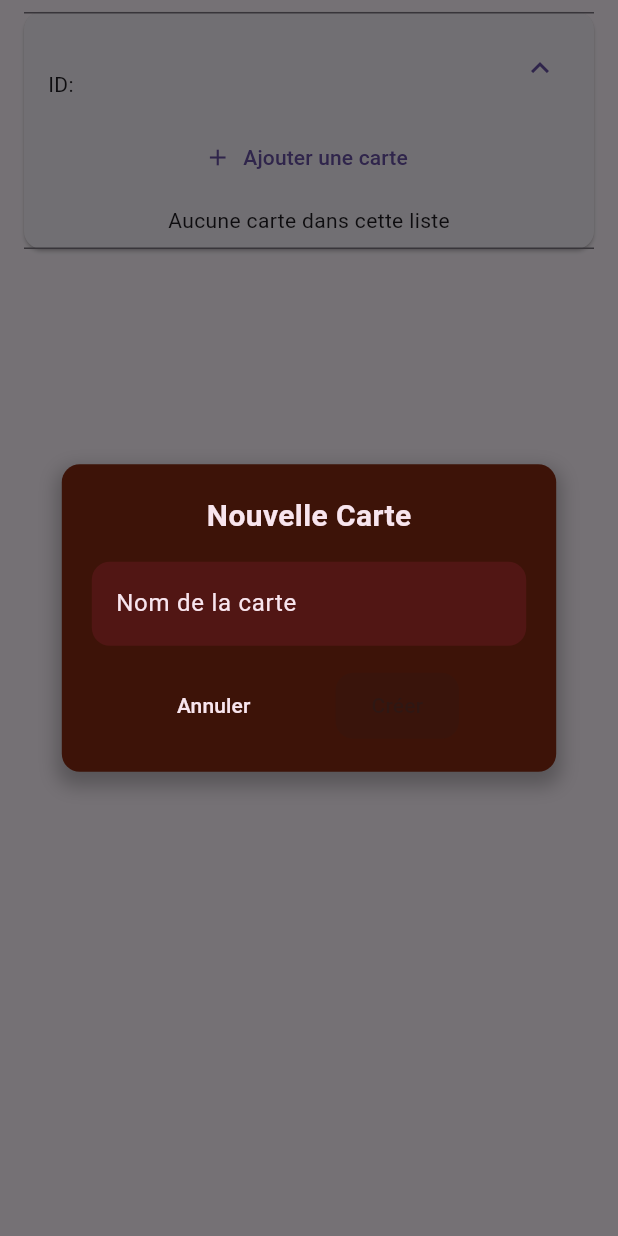
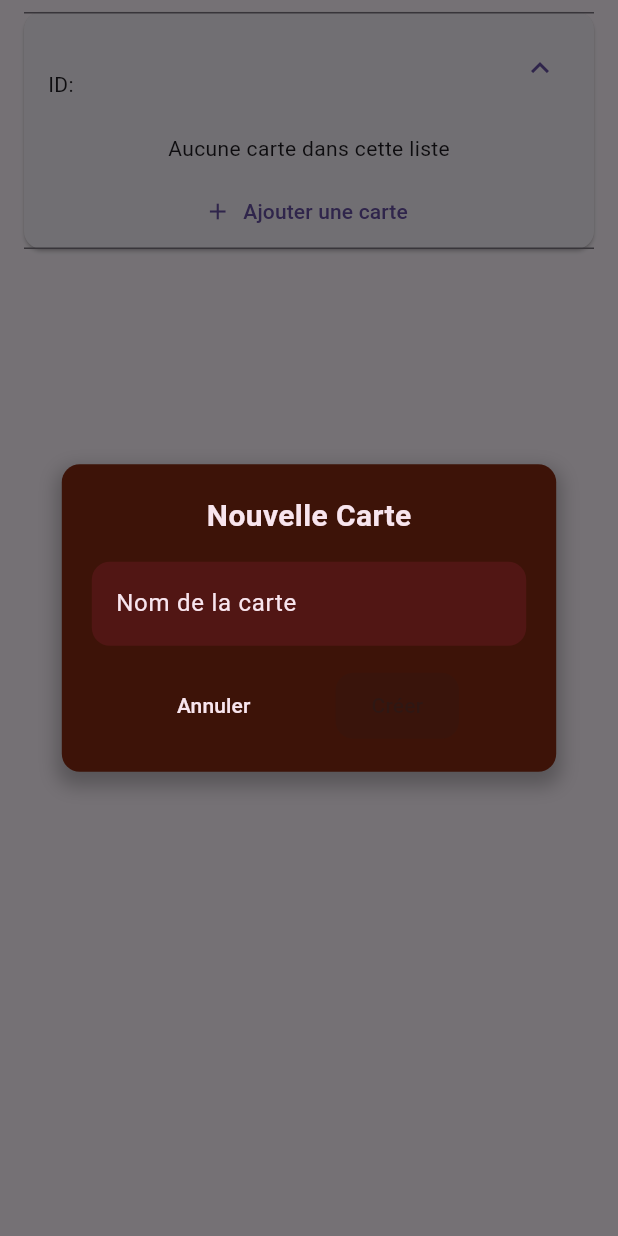
Before and after one commit to alexfrai/TrellApp, a Flutter app: the GetOneListWidget widget shown alone on an empty page, opened directly with empty values, after a tap on "ID:", after a tap on "Ajouter une carte", on a phone screen of 412 x 824 dp. Run offline on Flutter 3.47's test engine with Material 3 defaults, Android fonts, the phone set to English and light mode, and no system bars; our stand-ins replace flutter_dotenv; network calls fail.

Commit message:
bouton ajouter une carte modifié

```diff
--- a/lib/app/widgets/getOneListWidget.dart
+++ b/lib/app/widgets/getOneListWidget.dart
@@ -11,7 +11,7 @@ final String apiToken = dotenv.env['NEXT_PUBLIC_API_TOKEN'] ?? 'DEFAULT_TOKEN';
 class GetOneListWidget extends StatefulWidget {
   final Map<String, dynamic> list;
   final List<Map<String, dynamic>> cards;
-  final Function() refreshLists; // Ajout d'une fonction de rafraîchissement
+  final Function() refreshLists;
 
   const GetOneListWidget({
     super.key,
@@ -27,7 +27,6 @@ class GetOneListWidget extends StatefulWidget {
 class _GetOneListWidgetState extends State<GetOneListWidget> {
   bool _isLoading = false;
 
-  /// 🔥 Supprimer une carte depuis l'API Trello
   Future<void> _deleteCard(String cardId) async {
     setState(() => _isLoading = true);
 
@@ -38,12 +37,12 @@ class _GetOneListWidgetState extends State<GetOneListWidget> {
       final http.Response response = await http.delete(Uri.parse(url));
 
       if (response.statusCode == 200) {
-        widget.refreshLists(); // 🔄 Rafraîchir après suppression
+        widget.refreshLists();
       } else {
         throw Exception('❌ Erreur API: ${response.statusCode}');
       }
     } catch (error) {
-      print('❌ Erreur lors de la suppression : $error');
+      // print('❌ Erreur lors de la suppression : $error');
     } finally {
       setState(() => _isLoading = false);
     }
@@ -53,7 +52,6 @@ class _GetOneListWidgetState extends State<GetOneListWidget> {
   Widget build(BuildContext context) {
     return Card(
       margin: const EdgeInsets.symmetric(vertical: 8, horizontal: 16),
-
       child: ExpansionTile(
         title: Text(
           widget.list['name'],
@@ -61,20 +59,6 @@ class _GetOneListWidgetState extends State<GetOneListWidget> {
         ),
         subtitle: Text("ID: ${widget.list['id']}"),
         children: <Widget>[
-          // 📌 Bouton pour ajouter une carte
-          TextButton.icon(
-            onPressed: () async {
-              final newCard = await showDialog(
-                context: context,
-                builder: (BuildContext context) => CardsNew(id: widget.list['id']),
-              );
-              if (newCard != null) widget.refreshLists();
-            },
-            icon: const Icon(Icons.add),
-            label: const Text("Ajouter une carte"),
-          ),
-
-          // 📌 Liste des cartes
           ...widget.cards.map((card) {
             return ListTile(
               title: Text(
@@ -106,8 +90,21 @@ class _GetOneListWidgetState extends State<GetOneListWidget> {
           if (widget.cards.isEmpty)
             const Padding(
               padding: EdgeInsets.all(8.0),
-              child: Text("Aucune carte dans cette liste"),
+              child: Text('Aucune carte dans cette liste'),
             ),
+
+          // 📌 Bouton pour ajouter une carte (déplacé après la liste des cartes)
+          TextButton.icon(
+            onPressed: () async {
+              final newCard = await showDialog(
+                context: context,
+                builder: (BuildContext context) => CardsNew(id: widget.list['id']),
+              );
+              if (newCard != null) widget.refreshLists();
+            },
+            icon: const Icon(Icons.add),
+            label: const Text('Ajouter une carte'),
+          ),
         ],
       ),
     );
--- a/lib/main.dart
+++ b/lib/main.dart
@@ -3,7 +3,7 @@
 import 'package:flutter/material.dart';
 import 'package:flutter_dotenv/flutter_dotenv.dart';
 import 'package:flutter_trell_app/app/screens/cards_screen.dart';
-import 'package:flutter_trell_app/app/screens/getlist_screen.dart';
+import 'package:flutter_trell_app/app/screens/getList_screen.dart';
 
 Future<void> main() async {
   WidgetsFlutterBinding.ensureInitialized();
```
